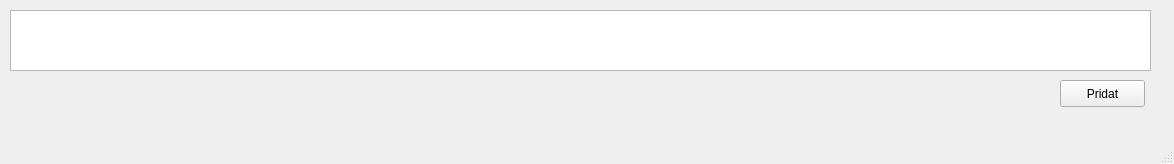
This is Database/add_drv.ui in kasparj/Optimal-Q-GIS as Qt 5 draws it before an edit. The edited form follows.
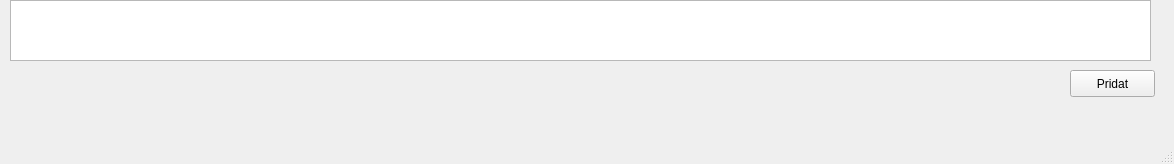
This is the edited form.

Diff of the .ui file:
```diff
--- a/Database/add_drv.ui
+++ b/Database/add_drv.ui
@@ -14,21 +14,11 @@
    <string>Pridat drevinu</string>
   </property>
   <widget class="QWidget" name="centralwidget">
-   <widget class="QTableWidget" name="drv_table">
-    <property name="geometry">
-     <rect>
-      <x>10</x>
-      <y>10</y>
-      <width>1141</width>
-      <height>61</height>
-     </rect>
-    </property>
-   </widget>
    <widget class="QPushButton" name="add_button">
     <property name="geometry">
      <rect>
-      <x>1060</x>
-      <y>80</y>
+      <x>1070</x>
+      <y>70</y>
       <width>85</width>
       <height>27</height>
      </rect>
@@ -37,6 +27,16 @@
      <string>Pridat</string>
     </property>
    </widget>
+   <widget class="QTableWidget" name="drv_table">
+    <property name="geometry">
+     <rect>
+      <x>10</x>
+      <y>0</y>
+      <width>1141</width>
+      <height>61</height>
+     </rect>
+    </property>
+   </widget>
   </widget>
   <widget class="QMenuBar" name="menubar">
    <property name="geometry">
```
